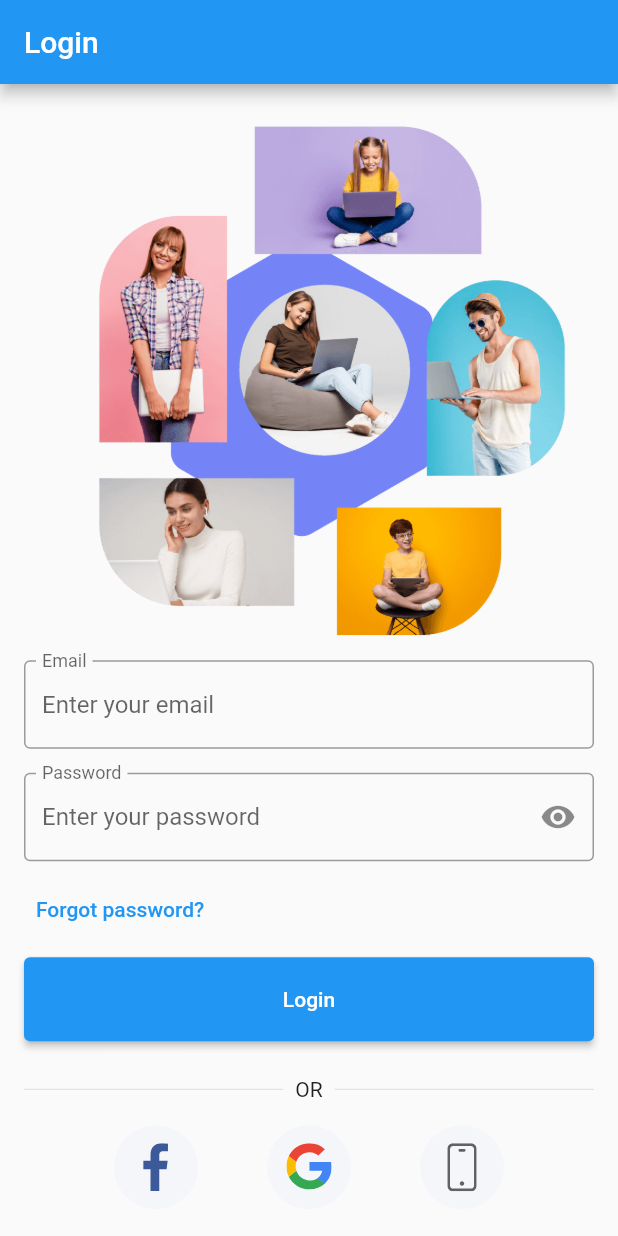
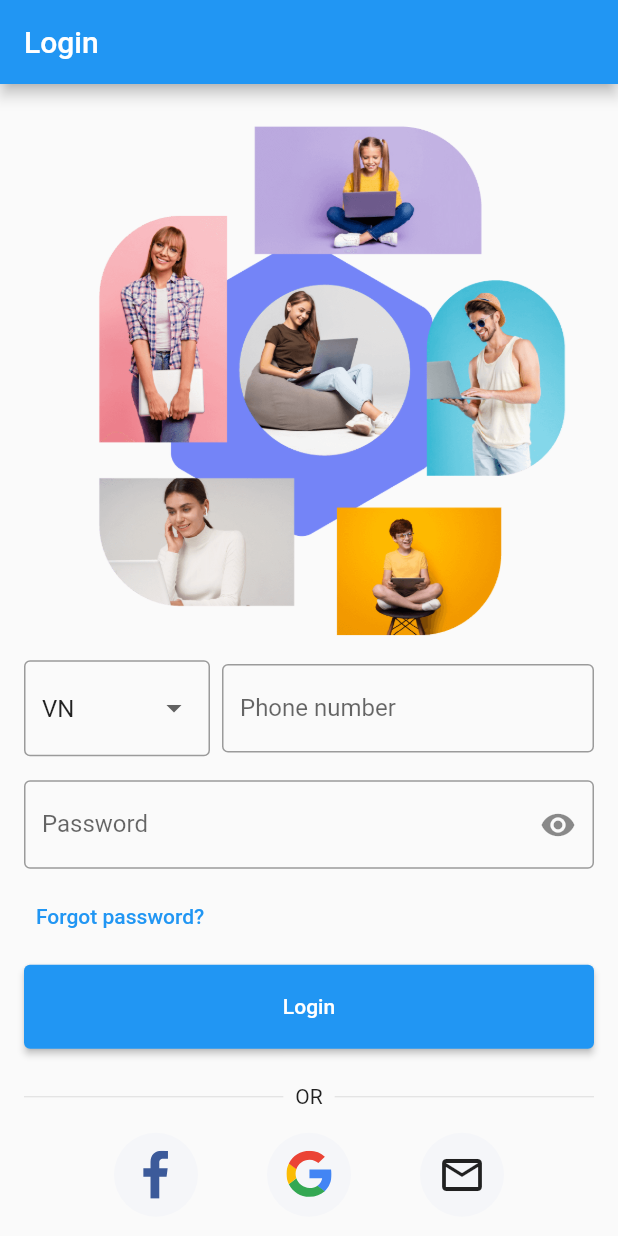
Before and after one commit to qhuydo/flutter_online_tutor, a Flutter app: the screen it shows after launch, on a phone screen of 412 x 824 dp. Run offline on Flutter 3.47's test engine with Material 2 defaults, Android fonts, the phone set to English and light mode, and no system bars; our stand-ins replace dartz, flutter_svg.

Commit message:
Add `login_by_phone` page

```diff
--- a/lib/main.dart
+++ b/lib/main.dart
@@ -1,5 +1,6 @@
 import 'package:flutter/material.dart';
-import 'package:flutter_online_tutor/presentation/authentication/login/login_page.dart';
+
+import 'presentation/authentication/login/login_by_phone_page.dart';
 
 void main() {
   runApp(const MyApp());
@@ -25,7 +26,7 @@
         // is not restarted.
         primarySwatch: Colors.blue,
       ),
-      home: const LoginPage(),
+      home: const LoginByPhonePage(),
       debugShowCheckedModeBanner: false,
     );
   }
--- /dev/null
+++ b/lib/presentation/authentication/login/login_by_phone_page.dart
@@ -0,0 +1,29 @@
+import 'package:flutter/material.dart';
+
+import 'widgets/authen_scaffold.dart';
+import 'widgets/authenticate_by_phone_form.dart';
+import 'widgets/login_button.dart';
+import 'widgets/sign_in_option_button_group.dart';
+
+class LoginByPhonePage extends StatelessWidget {
+  const LoginByPhonePage({Key? key}) : super(key: key);
+
+  @override
+  Widget build(BuildContext context) {
+    return AuthenScaffold(
+      form: const AuthenticateByPhoneNumberForm(),
+      submitButton: const LoginButton(),
+      otherAuthenticateOptions: const SignInOptionButtonGroup(
+        hasMailOption: true,
+        hasPhoneOption: false,
+      ),
+      otherOptions: Row(
+        mainAxisAlignment: MainAxisAlignment.center,
+        children: [
+          const Text('Not a member yet?'),
+          TextButton(onPressed: () {}, child: const Text('Sign up'))
+        ],
+      ),
+    );
+  }
+}
--- /dev/null
+++ b/lib/presentation/authentication/login/widgets/authenticate_by_phone_form.dart
@@ -0,0 +1,28 @@
+import 'package:flutter/material.dart';
+
+import '../../../common/widgets/phone_number_input.dart';
+import 'password_input.dart';
+
+class AuthenticateByPhoneNumberForm extends StatelessWidget {
+  const AuthenticateByPhoneNumberForm({Key? key}) : super(key: key);
+
+  @override
+  Widget build(BuildContext context) {
+    return Column(
+      children: const [
+        // InternationalPhoneNumberInput(
+        //   onInputChanged: (_) => {},
+        //   formatInput: true,
+        //   inputDecoration: const InputDecoration(
+        //     border: OutlineInputBorder()
+        //   ),
+        // ),
+        PhoneNumberInput(),
+        SizedBox(
+          height: 16,
+        ),
+        PasswordInput()
+      ],
+    );
+  }
+}
--- a/lib/presentation/authentication/login/widgets/email_input.dart
+++ b/lib/presentation/authentication/login/widgets/email_input.dart
@@ -8,9 +8,9 @@ class EmailInput extends StatelessWidget {
     return TextFormField(
       keyboardType: TextInputType.emailAddress,
       decoration: const InputDecoration(
-          labelText: "Email",
-          hintText: "Enter your email",
-          floatingLabelBehavior: FloatingLabelBehavior.always,
+          labelText: 'Email',
+          hintText: 'Enter your email',
+          // floatingLabelBehavior: FloatingLabelBehavior.always,
           border: OutlineInputBorder()),
     );
   }
--- a/lib/presentation/authentication/login/widgets/password_input.dart
+++ b/lib/presentation/authentication/login/widgets/password_input.dart
@@ -18,7 +18,7 @@ class _PasswordInputState extends State<PasswordInput> {
       decoration: InputDecoration(
         labelText: 'Password',
         hintText: 'Enter your password',
-        floatingLabelBehavior: FloatingLabelBehavior.always,
+        floatingLabelBehavior: FloatingLabelBehavior.auto,
         border: const OutlineInputBorder(),
         // filled: true,
         suffixIcon: GestureDetector(
--- /dev/null
+++ b/lib/presentation/common/widgets/phone_number_input.dart
@@ -0,0 +1,50 @@
+import 'package:flutter/material.dart';
+
+class PhoneNumberInput extends StatefulWidget {
+  const PhoneNumberInput({Key? key}) : super(key: key);
+
+  @override
+  _PhoneNumberInputState createState() => _PhoneNumberInputState();
+}
+
+class _PhoneNumberInputState extends State<PhoneNumberInput> {
+  @override
+  Widget build(BuildContext context) {
+    return Row(
+      crossAxisAlignment: CrossAxisAlignment.center,
+      children: [
+        Expanded(
+          flex: 1,
+          child: DropdownButtonFormField(
+            items: <String>['VN']
+                .map<DropdownMenuItem<String>>((String value) {
+              return DropdownMenuItem<String>(
+                value: value,
+                child: Text(value),
+              );
+            }).toList(),
+            onChanged: (value) {},
+            value: 'VN',
+            decoration: const InputDecoration(
+              border: OutlineInputBorder()
+            ),
+          ),
+        ),
+        const SizedBox(
+          width: 8,
+        ),
+        Expanded(
+          flex: 2,
+          child: TextFormField(
+            keyboardType: TextInputType.emailAddress,
+            decoration: const InputDecoration(
+                labelText: 'Phone number',
+                hintText: 'Enter your phone number',
+                // floatingLabelBehavior: FloatingLabelBehavior.auto,
+                border: OutlineInputBorder()),
+          ),
+        ),
+      ],
+    );
+  }
+}
```
Also changed, not shown: 1 other file.
